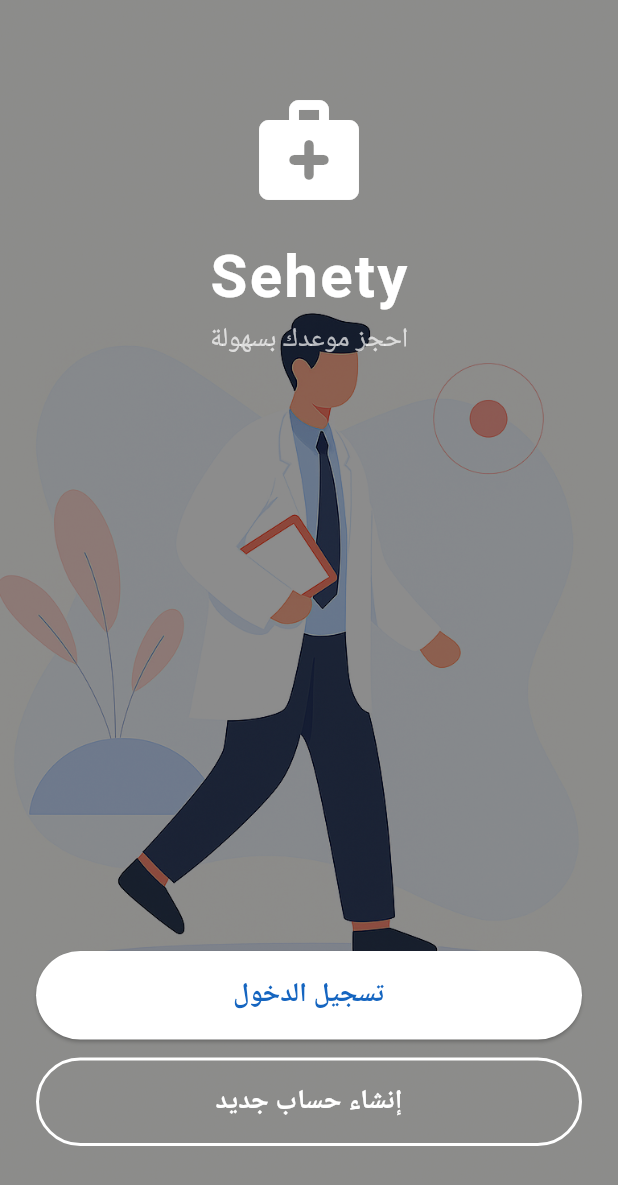
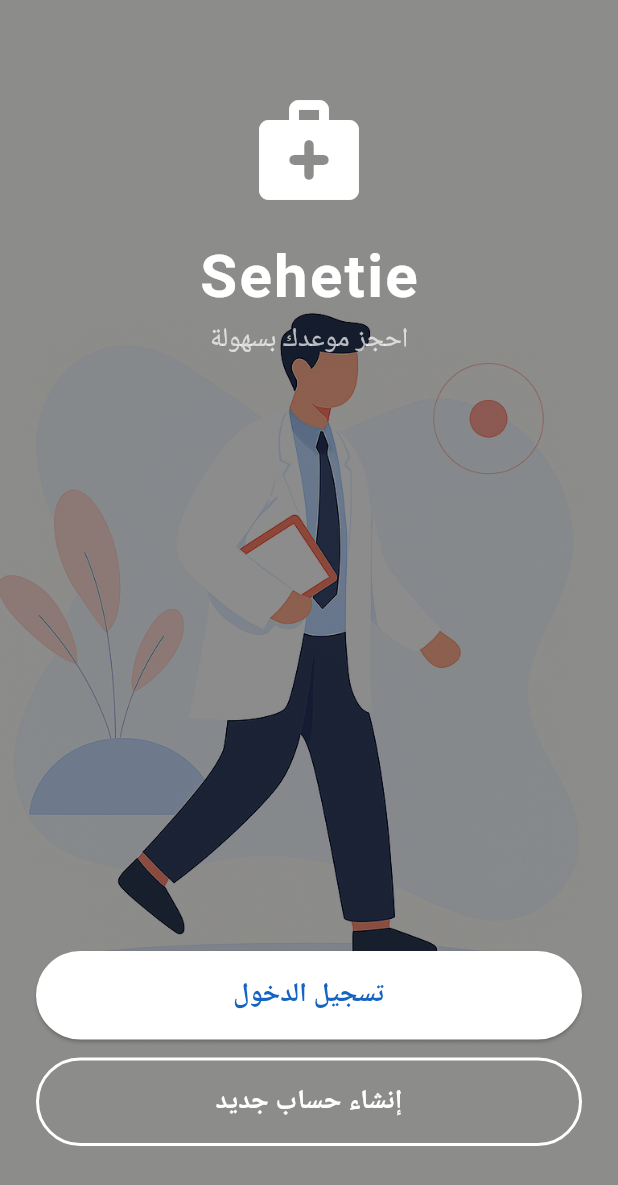
Before and after one commit to BasselSallam2/sehyy-app, a Flutter app: the screen it shows after launch, on a phone screen of 412 x 824 dp. Shown: the top 1185 px of the screen. Run offline on Flutter 3.47's test engine with Material 3 defaults, Android fonts, the phone set to English and light mode, and no system bars; our stand-ins replace cached_network_image, flutter_secure_storage, intl_phone_field; Roboto replaces fonts that are missing (Cairo).

Commit message:
edit app name

```diff
--- a/lib/screens/welcome_screen.dart
+++ b/lib/screens/welcome_screen.dart
@@ -57,7 +57,7 @@ class WelcomeScreen extends StatelessWidget {
                     ),
                     SizedBox(height: 16),
                     Text(
-                      'Sehety',
+                      'Sehetie',
                       style: TextStyle(
                         color: Colors.white,
                         fontSize: 40,
```
